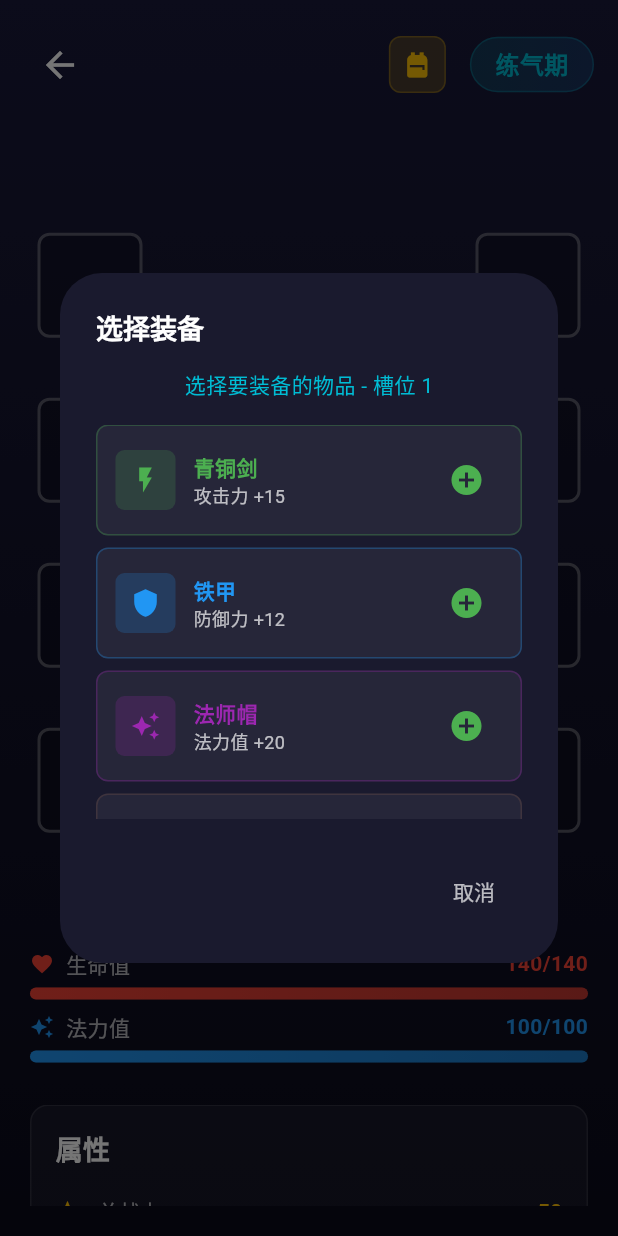
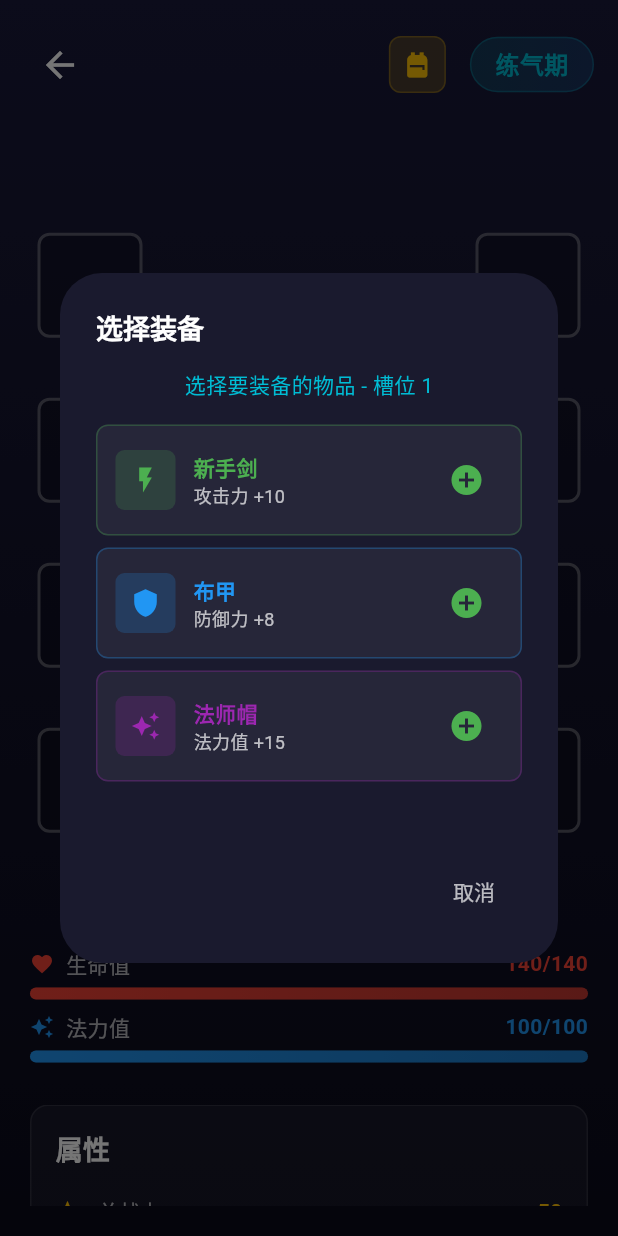
Before and after one commit to hanson0309/flutter_game, a Flutter app: the CharacterInfoScreen screen opened directly, after a tap on the "backpack" icon, after a tap on the "add" icon, on a phone screen of 412 x 824 dp. Run offline on Flutter 3.47's test engine with Material 3 defaults, Android fonts, the phone set to English and light mode, and no system bars; our stand-ins replace audioplayers, flutter_svg, shared_preferences; accounts and stored records are empty.

Commit message:
fix after bought the wepon then will direct inside bag and also can use it to increse power

```diff
--- a/lib/screens/character_info_screen.dart
+++ b/lib/screens/character_info_screen.dart
@@ -1,33 +1,9 @@
 import 'package:flutter/material.dart';
 import 'package:provider/provider.dart';
 import '../models/player.dart';
+import '../models/equipment_item.dart';
 import '../providers/game_provider.dart';
 import '../widgets/swipe_back_wrapper.dart';
-
-// 装备项数据类
-class EquipmentItem {
-  final String name;
-  final String description;
-  final IconData icon;
-  final Color color;
-  final int id;
-  final double attackBonus;
-  final double defenseBonus;
-  final double healthBonus;
-  final double manaBonus;
-
-  EquipmentItem(
-    this.name,
-    this.description,
-    this.icon,
-    this.color,
-    this.id, {
-    this.attackBonus = 0,
-    this.defenseBonus = 0,
-    this.healthBonus = 0,
-    this.manaBonus = 0,
-  });
-}
 
 class CharacterInfoScreen extends StatefulWidget {
   const CharacterInfoScreen({super.key});
@@ -40,15 +16,6 @@ class _CharacterInfoScreenState extends State<CharacterInfoScreen> {
   // 装备栏数据 - 8个槽位（左4个，右4个）
   List<EquipmentItem?> equippedItems = List.filled(8, null);
 
-  // 背包装备数据
-  List<EquipmentItem> inventoryEquipment = [
-    EquipmentItem('青铜剑', '攻击力 +15', Icons.flash_on, Colors.green, 0, attackBonus: 15),
-    EquipmentItem('铁甲', '防御力 +12', Icons.shield, Colors.blue, 1, defenseBonus: 12),
-    EquipmentItem('法师帽', '法力值 +20', Icons.auto_awesome, Colors.purple, 2, manaBonus: 20),
-    EquipmentItem('皮靴', '速度 +5', Icons.directions_run, Colors.brown, 3, defenseBonus: 5),
-    EquipmentItem('护手', '防御力 +8', Icons.back_hand, Colors.grey, 4, defenseBonus: 8),
-    EquipmentItem('项链', '生命值 +25', Icons.circle, Colors.red, 5, healthBonus: 25),
-  ];
 
   // 计算装备加成
   double get equipmentAttackBonus {
@@ -384,11 +351,15 @@ class _CharacterInfoScreenState extends State<CharacterInfoScreen> {
                     ),
                     const SizedBox(height: 16),
                     Expanded(
-                      child: ListView(
-                        children: inventoryEquipment
+                      child: Consumer<GameProvider>(
+                        builder: (context, gameProvider, child) {
+                          return ListView(
+                            children: gameProvider.globalInventory
                                 .where((item) => !equippedItems.contains(item))
                                 .map((item) => _buildSelectableEquipmentItem(context, item, slotIndex))
                                 .toList(),
+                          );
+                        },
                       ),
                     ),
                   ],
@@ -480,10 +451,14 @@ class _CharacterInfoScreenState extends State<CharacterInfoScreen> {
 
   // 装备标签内容
   Widget _buildEquipmentTab(BuildContext context) {
+    return Consumer<GameProvider>(
+      builder: (context, gameProvider, child) {
         return ListView(
-      children: inventoryEquipment
+          children: gameProvider.globalInventory
               .map((item) => _buildInventoryEquipmentItem(context, item))
               .toList(),
+        );
+      },
     );
   }
 
@@ -1033,14 +1008,13 @@ class _CharacterInfoScreenState extends State<CharacterInfoScreen> {
 
   // 卸载装备
   void _unequipItem(int slotIndex) {
+    final gameProvider = Provider.of<GameProvider>(context, listen: false);
     setState(() {
       final unequippedItem = equippedItems[slotIndex];
       if (unequippedItem != null) {
         equippedItems[slotIndex] = null;
-        // 将装备放回背包（如果不在背包中）
-        if (!inventoryEquipment.contains(unequippedItem)) {
-          inventoryEquipment.add(unequippedItem);
-        }
+        // 将装备放回全局背包
+        gameProvider.addEquipmentToInventory(unequippedItem);
       }
     });
 
@@ -1054,18 +1028,17 @@ class _CharacterInfoScreenState extends State<CharacterInfoScreen> {
 
   // 装备物品
   void _equipItem(EquipmentItem item, int slotIndex) {
+    final gameProvider = Provider.of<GameProvider>(context, listen: false);
     setState(() {
       // 如果槽位已有装备，先卸载
       if (equippedItems[slotIndex] != null) {
         final oldItem = equippedItems[slotIndex]!;
-        if (!inventoryEquipment.contains(oldItem)) {
-          inventoryEquipment.add(oldItem);
-        }
+        gameProvider.addEquipmentToInventory(oldItem);
       }
 
       // 装备新物品
       equippedItems[slotIndex] = item;
-      inventoryEquipment.remove(item);
+      gameProvider.removeEquipmentFromInventory(item);
     });
 
     ScaffoldMessenger.of(context).showSnackBar(
```
Also changed, not shown: lib/models/equipment_item.dart (added, +106 -0 lines), lib/providers/game_provider.dart (+50 -0 lines), lib/screens/shop_screen.dart (+7 -0 lines). Lines whose indentation alone changed are shown as unchanged.
